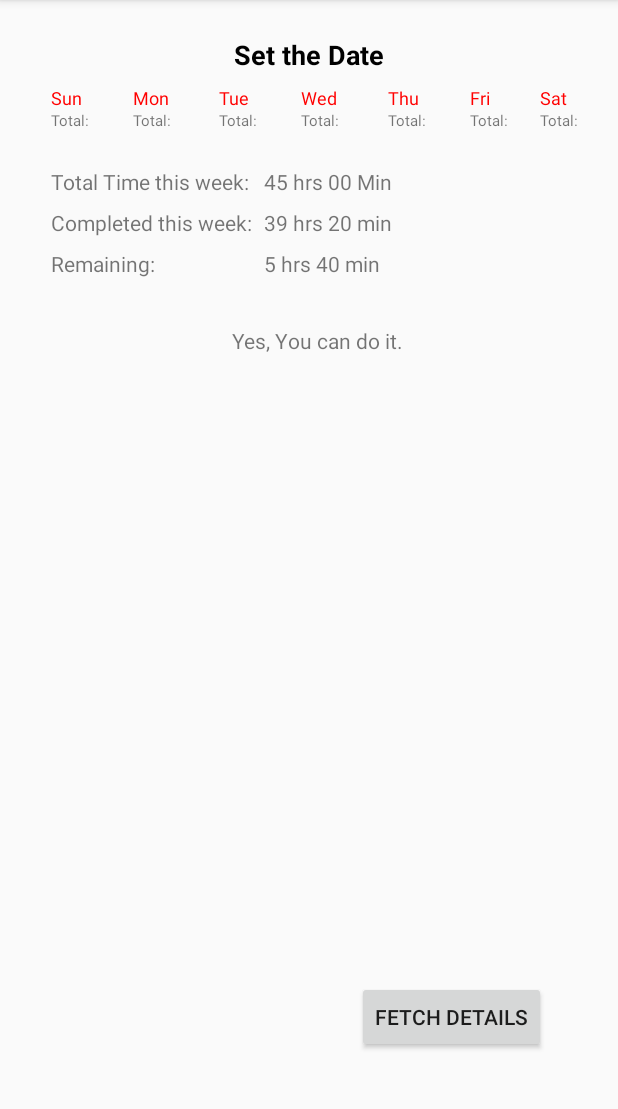
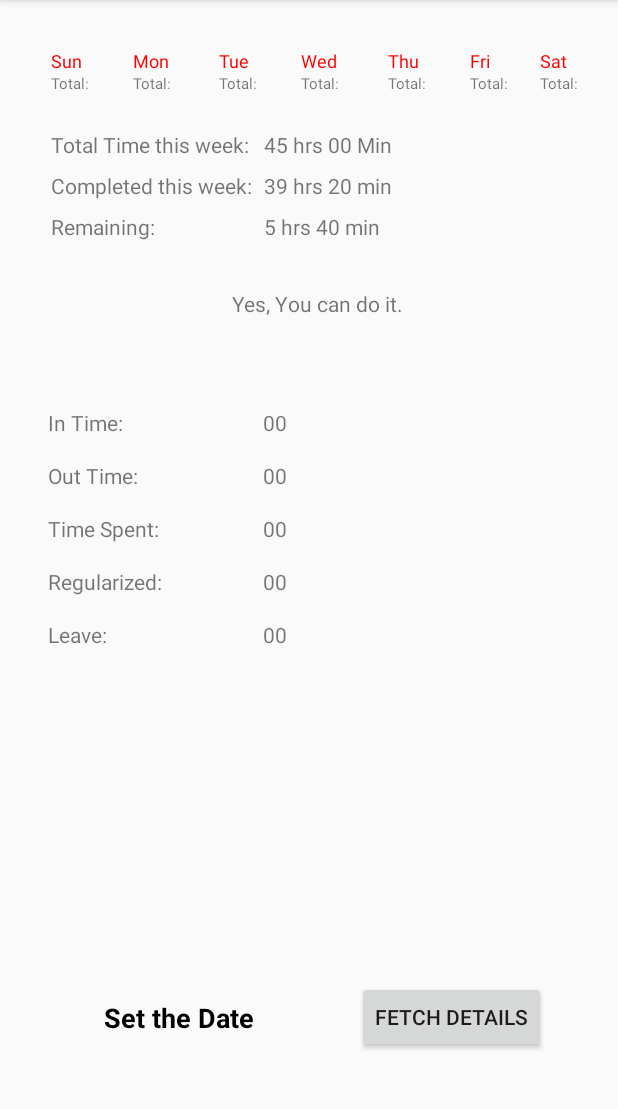
Before and after one commit to vjack33/Time-Runner, an Android app: the screen it shows after launch (WeekDetailActivity), after a tap on "WEEK DETAILS", on a phone screen of 412 x 824 dp, the part 84-1193 px from its top. Run offline under Robolectric (Android 15) with nearby library versions, the phone set to English and light mode, and no system bars.

Commit message:
Trying to Implement Regularisation

```diff
--- a/app/src/main/java/com/example/myapplication/DBContract.kt
+++ b/app/src/main/java/com/example/myapplication/DBContract.kt
@@ -13,6 +13,8 @@ object DBContract {
             val COLUMN_DATA_OUT_TIME = "dataOutTime"
             val COLUMN_DATA_TIME_SPENT = "dataTimeSpent"
             val COLUMN_DATA_REG = "dataReg"
+            val COLUMN_DATA_WEEK_OF_YEAR = "dataWeekOfYear"
+            val COLUMN_DATA_LEAVE = "dataLeave"
         }
     }
 }
--- a/app/src/main/java/com/example/myapplication/MainActivity.kt
+++ b/app/src/main/java/com/example/myapplication/MainActivity.kt
@@ -234,7 +234,10 @@ class MainActivity : AppCompatActivity() {
             var dataOutTime = textViewOutTime.text.toString()
             var dataTimeSpent = "96"
             var dataReg = "1"
-            var result = usersDBHelper.insertUser(UserModel(dataDate = dataDate,dataInTime = dataInTime,dataOutTime = dataOutTime,dataTimeSpent = dataTimeSpent,dataReg = dataReg))
+            var dataWeekOfYear = "2"
+            var dataLeave = "3"
+
+            var result = usersDBHelper.insertUser(UserModel(dataDate = dataDate,dataInTime = dataInTime,dataOutTime = dataOutTime,dataTimeSpent = dataTimeSpent,dataReg = dataReg, dataWeekOfYear = dataWeekOfYear, dataLeave = dataLeave))
             //val result = usersDBHelper.deleteUser(userid)
             Toast.makeText(this, result.toString(), Toast.LENGTH_SHORT).show()
         }
--- a/app/src/main/java/com/example/myapplication/Prefs.kt
+++ b/app/src/main/java/com/example/myapplication/Prefs.kt
@@ -3,7 +3,7 @@ package com.example.myapplication
 import android.content.Context
 import android.content.SharedPreferences
 
-class Prefs(context: Context) {
+class   Prefs(context: Context) {
     //private val prefsFileName = context.packageName
     private val prefsFileName = "TEST"
 
--- a/app/src/main/java/com/example/myapplication/UserDBHelper.kt
+++ b/app/src/main/java/com/example/myapplication/UserDBHelper.kt
@@ -36,6 +36,8 @@ class UsersDBHelper(context: Context) : SQLiteOpenHelper(context, DATABASE_NAME,
         values.put(DBContract.UserEntry.COLUMN_DATA_OUT_TIME, user.dataOutTime)
         values.put(DBContract.UserEntry.COLUMN_DATA_TIME_SPENT, user.dataTimeSpent)
         values.put(DBContract.UserEntry.COLUMN_DATA_REG, user.dataReg)
+        values.put(DBContract.UserEntry.COLUMN_DATA_WEEK_OF_YEAR, user.dataWeekOfYear)
+        values.put(DBContract.UserEntry.COLUMN_DATA_LEAVE, user.dataLeave)
 
 
         // Insert the new row, returning the primary key value of the new row
@@ -74,14 +76,18 @@ class UsersDBHelper(context: Context) : SQLiteOpenHelper(context, DATABASE_NAME,
         var dataOutTime: String
         var dataTimeSpent: String
         var dataReg: String
+        var dataWeekOfYear: String
+        var dataLeave: String
         if (cursor!!.moveToFirst()) {
             while (cursor.isAfterLast == false) {
                 dataInTime = cursor.getString(cursor.getColumnIndex(DBContract.UserEntry.COLUMN_DATA_IN_TIME))
                 dataOutTime = cursor.getString(cursor.getColumnIndex(DBContract.UserEntry.COLUMN_DATA_OUT_TIME))
                 dataTimeSpent = cursor.getString(cursor.getColumnIndex(DBContract.UserEntry.COLUMN_DATA_TIME_SPENT))
                 dataReg = cursor.getString(cursor.getColumnIndex(DBContract.UserEntry.COLUMN_DATA_REG))
+                dataWeekOfYear = cursor.getString(cursor.getColumnIndex(DBContract.UserEntry.COLUMN_DATA_WEEK_OF_YEAR))
+                dataLeave = cursor.getString(cursor.getColumnIndex(DBContract.UserEntry.COLUMN_DATA_LEAVE))
 
-                users.add(UserModel(dataDate, dataInTime, dataOutTime, dataTimeSpent, dataReg))
+                users.add(UserModel(dataDate, dataInTime, dataOutTime, dataTimeSpent, dataReg, dataWeekOfYear, dataLeave))
                 cursor.moveToNext()
             }
         }
@@ -104,6 +110,8 @@ class UsersDBHelper(context: Context) : SQLiteOpenHelper(context, DATABASE_NAME,
         var dataOutTime: String
         var dataTimeSpent: String
         var dataReg: String
+        var dataWeekOfYear: String
+        var dataLeave: String
         if (cursor!!.moveToFirst()) {
             while (cursor.isAfterLast == false) {
                 dataDate = cursor.getString(cursor.getColumnIndex(DBContract.UserEntry.COLUMN_DATA_DATE))
@@ -111,8 +119,10 @@ class UsersDBHelper(context: Context) : SQLiteOpenHelper(context, DATABASE_NAME,
                 dataOutTime = cursor.getString(cursor.getColumnIndex(DBContract.UserEntry.COLUMN_DATA_OUT_TIME))
                 dataTimeSpent = cursor.getString(cursor.getColumnIndex(DBContract.UserEntry.COLUMN_DATA_TIME_SPENT))
                 dataReg = cursor.getString(cursor.getColumnIndex(DBContract.UserEntry.COLUMN_DATA_REG))
+                dataWeekOfYear = cursor.getString(cursor.getColumnIndex(DBContract.UserEntry.COLUMN_DATA_WEEK_OF_YEAR))
+                dataLeave = cursor.getString(cursor.getColumnIndex(DBContract.UserEntry.COLUMN_DATA_LEAVE))
 
-                users.add(UserModel(dataDate, dataInTime, dataOutTime, dataTimeSpent, dataReg))
+                users.add(UserModel(dataDate, dataInTime, dataOutTime, dataTimeSpent, dataReg, dataWeekOfYear, dataLeave))
                 cursor.moveToNext()
             }
         }
@@ -130,7 +140,9 @@ class UsersDBHelper(context: Context) : SQLiteOpenHelper(context, DATABASE_NAME,
                     DBContract.UserEntry.COLUMN_DATA_IN_TIME + " TEXT," +
                     DBContract.UserEntry.COLUMN_DATA_OUT_TIME + " TEXT," +
                     DBContract.UserEntry.COLUMN_DATA_TIME_SPENT + " TEXT," +
-                    DBContract.UserEntry.COLUMN_DATA_REG + " TEXT)"
+                    DBContract.UserEntry.COLUMN_DATA_REG + " TEXT," +
+                    DBContract.UserEntry.COLUMN_DATA_WEEK_OF_YEAR + " TEXT," +
+                    DBContract.UserEntry.COLUMN_DATA_LEAVE + " TEXT)"
 
         private val SQL_DELETE_ENTRIES = "DROP TABLE IF EXISTS " + DBContract.UserEntry.TABLE_NAME
     }
--- a/app/src/main/java/com/example/myapplication/UserModel.kt
+++ b/app/src/main/java/com/example/myapplication/UserModel.kt
@@ -1,4 +1,4 @@
 package com.example.myapplication
 
-class UserModel(val dataDate: String, val dataInTime: String, val dataOutTime: String, val dataTimeSpent: String, val dataReg: String)
+class UserModel(val dataDate: String, val dataInTime: String, val dataOutTime: String, val dataTimeSpent: String, val dataReg: String, val dataWeekOfYear: String, val dataLeave: String)
 //UserModel(dataDate = dataDate,dataInTime = dataInTime,dataOutTime = dataOutTime,dataTimeSpent = dataTimeSpent,dataReg = dataReg)
--- a/app/src/main/java/com/example/myapplication/WeekDetailActivity.kt
+++ b/app/src/main/java/com/example/myapplication/WeekDetailActivity.kt
@@ -57,6 +57,10 @@ class WeekDetailActivity :  AppCompatActivity() {
             var mMonth = c[Calendar.MONTH]
             var mDay = c[Calendar.DAY_OF_MONTH]
 
+            var mWeek = c[Calendar.WEEK_OF_YEAR]
+
+            Toast.makeText(this, "Yssss" + mWeek, Toast.LENGTH_SHORT).show()
+
 
             val datePickerDialog = DatePickerDialog(
                 this,
@@ -77,10 +81,16 @@ class WeekDetailActivity :  AppCompatActivity() {
             var dataDate = buttonDateSelectorWeekDetail.text.toString()
             var users = usersDBHelper.readUser(dataDate)
             users.forEach {
-                var tv_user = TextView(this)
-                tv_user.textSize = 30F
-                tv_user.text = it.dataDate.toString() + " - " + it.dataInTime.toString()
-                Toast.makeText(this, "You clicked me." + tv_user.text, Toast.LENGTH_SHORT).show()
+                //var tv_user = TextView(this)
+                //tv_user.textSize = 30F
+                //tv_user.text = it.dataDate.toString() + " - " + it.dataInTime.toString()
+                textViewInTimeFetched.text = it.dataInTime
+                textViewOutTimeFetched.text = it.dataOutTime
+                textViewTimeSpentFetched.text = it.dataTimeSpent
+                textViewRegFetched.text = it.dataReg
+                textViewLeaveFetched.text = it.dataLeave
+
+                //Toast.makeText(this, "You clicked me." + tv_user.text, Toast.LENGTH_SHORT).show()
                 //this.ll_entries.addView(tv_user)
             }
         }
--- a/app/src/main/res/layout/activity_weekdetail.xml
+++ b/app/src/main/res/layout/activity_weekdetail.xml
@@ -20,13 +20,13 @@
         android:id="@+id/textViewSunday"
         android:layout_width="wrap_content"
         android:layout_height="wrap_content"
-        android:layout_marginTop="8dp"
+        android:layout_marginTop="32dp"
         android:text="Sun"
         android:textSize="12sp"
         app:layout_constraintEnd_toStartOf="@+id/textViewMonday"
         app:layout_constraintHorizontal_bias="0.5"
         app:layout_constraintStart_toStartOf="parent"
-        app:layout_constraintTop_toBottomOf="@+id/buttonDateSelectorWeekDetail" />
+        app:layout_constraintTop_toTopOf="parent" />
 
     <TextView
         android:id="@+id/textViewTuesday"
@@ -186,14 +186,14 @@
         android:id="@+id/buttonDateSelectorWeekDetail"
         android:layout_width="wrap_content"
         android:layout_height="wrap_content"
-        android:layout_marginTop="24dp"
         android:text="Set the Date"
         android:textColor="@android:color/background_dark"
         android:textSize="18sp"
         android:textStyle="bold"
-        app:layout_constraintEnd_toEndOf="parent"
+        app:layout_constraintBottom_toBottomOf="@+id/buttonFetchDetailsWeek"
+        app:layout_constraintEnd_toStartOf="@+id/buttonFetchDetailsWeek"
         app:layout_constraintStart_toStartOf="parent"
-        app:layout_constraintTop_toTopOf="parent" />
+        app:layout_constraintTop_toTopOf="@+id/buttonFetchDetailsWeek" />
 
     <TextView
         android:id="@+id/textView30"
@@ -232,4 +232,91 @@
         app:layout_constraintBottom_toBottomOf="parent"
         app:layout_constraintEnd_toEndOf="parent" />
 
+    <TextView
+        android:id="@+id/textView8"
+        android:layout_width="wrap_content"
+        android:layout_height="wrap_content"
+        android:layout_marginStart="32dp"
+        android:layout_marginTop="60dp"
+        android:text="In Time:"
+        app:layout_constraintStart_toStartOf="parent"
+        app:layout_constraintTop_toBottomOf="@+id/textView32" />
+
+    <TextView
+        android:id="@+id/textView9"
+        android:layout_width="wrap_content"
+        android:layout_height="wrap_content"
+        android:layout_marginTop="16dp"
+        android:text="Out Time:"
+        app:layout_constraintStart_toStartOf="@+id/textView8"
+        app:layout_constraintTop_toBottomOf="@+id/textView8" />
+
+    <TextView
+        android:id="@+id/textView10"
+        android:layout_width="wrap_content"
+        android:layout_height="wrap_content"
+        android:layout_marginTop="16dp"
+        android:text="Time Spent:"
+        app:layout_constraintStart_toStartOf="@+id/textView8"
+        app:layout_constraintTop_toBottomOf="@+id/textView9" />
+
+    <TextView
+        android:id="@+id/textView11"
+        android:layout_width="wrap_content"
+        android:layout_height="wrap_content"
+        android:layout_marginTop="16dp"
+        android:text="Regularized: "
+        app:layout_constraintStart_toStartOf="@+id/textView8"
+        app:layout_constraintTop_toBottomOf="@+id/textView10" />
+
+    <TextView
+        android:id="@+id/textViewInTimeFetched"
+        android:layout_width="wrap_content"
+        android:layout_height="wrap_content"
+        android:text="00"
+        app:layout_constraintStart_toStartOf="@+id/textViewRegFetched"
+        app:layout_constraintTop_toTopOf="@+id/textView8" />
+
+    <TextView
+        android:id="@+id/textViewOutTimeFetched"
+        android:layout_width="wrap_content"
+        android:layout_height="wrap_content"
+        android:text="00"
+        app:layout_constraintStart_toStartOf="@+id/textViewRegFetched"
+        app:layout_constraintTop_toTopOf="@+id/textView9" />
+
+    <TextView
+        android:id="@+id/textViewTimeSpentFetched"
+        android:layout_width="wrap_content"
+        android:layout_height="wrap_content"
+        android:text="00"
+        app:layout_constraintStart_toStartOf="@+id/textViewRegFetched"
+        app:layout_constraintTop_toTopOf="@+id/textView10" />
+
+    <TextView
+        android:id="@+id/textViewRegFetched"
+        android:layout_width="wrap_content"
+        android:layout_height="wrap_content"
+        android:layout_marginStart="64dp"
+        android:text="00"
+        app:layout_constraintStart_toEndOf="@+id/textView11"
+        app:layout_constraintTop_toTopOf="@+id/textView11" />
+
+    <TextView
+        android:id="@+id/textView16"
+        android:layout_width="wrap_content"
+        android:layout_height="wrap_content"
+        android:layout_marginTop="16dp"
+        android:text="Leave:"
+        app:layout_constraintStart_toStartOf="@+id/textView8"
+        app:layout_constraintTop_toBottomOf="@+id/textView11" />
+
+    <TextView
+        android:id="@+id/textViewLeaveFetched"
+        android:layout_width="wrap_content"
+        android:layout_height="wrap_content"
+        android:text="00"
+        app:layout_constraintStart_toStartOf="@+id/textViewRegFetched"
+        app:layout_constraintTop_toTopOf="@+id/textView16" />
+
 </androidx.constraintlayout.widget.ConstraintLayout>
```
